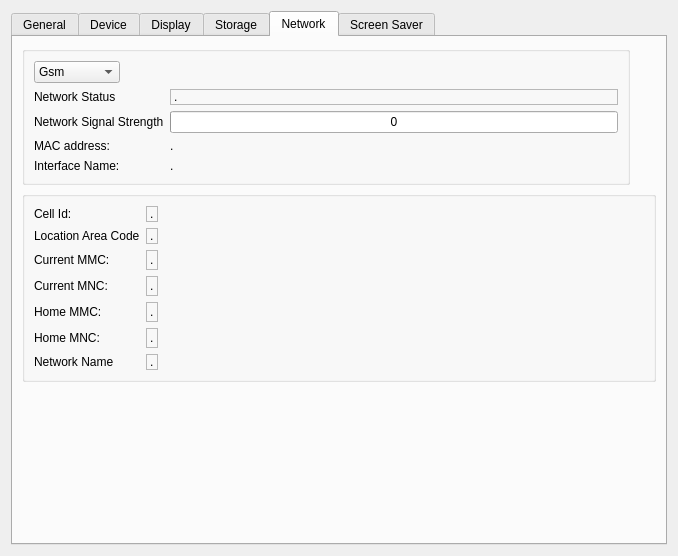
This is examples/sysinfo/dialog.ui in qtproject/qt-mobility as Qt 5 draws it before an edit. The edited form follows.
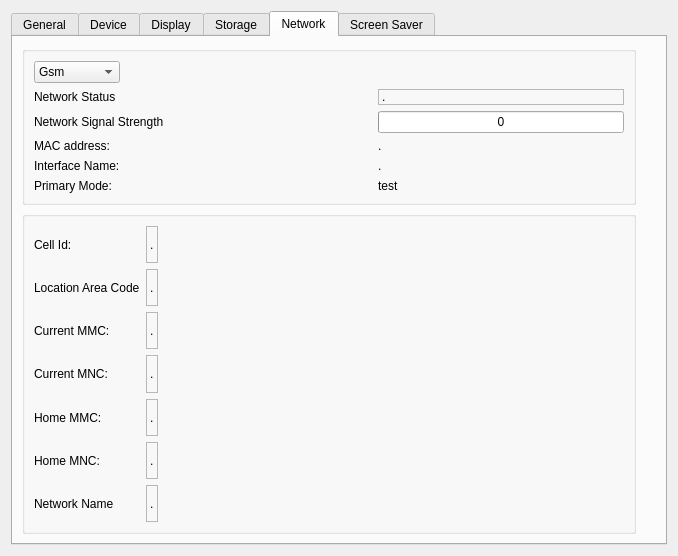
This is the edited form. The open tabs and pages were chosen to show the change.

Commit message: add networkmodechanged signal

What changed in the file:
```diff
--- a/examples/sysinfo/dialog.ui
+++ b/examples/sysinfo/dialog.ui
@@ -520,13 +520,13 @@
       <attribute name="title">
        <string>Network</string>
       </attribute>
-      <layout class="QGridLayout" name="gridLayout_3">
+      <layout class="QGridLayout" name="gridLayout_4">
        <item row="0" column="0">
         <widget class="QGroupBox" name="groupBox_5">
          <property name="title">
           <string/>
          </property>
-         <layout class="QGridLayout" name="gridLayout_15">
+         <layout class="QGridLayout" name="gridLayout_3">
           <item row="0" column="0">
            <widget class="QComboBox" name="netStatusComboBox">
             <item>
@@ -561,7 +561,7 @@
             </item>
            </widget>
           </item>
-          <item row="0" column="1" colspan="2">
+          <item row="0" column="1">
            <spacer name="horizontalSpacer_10">
             <property name="orientation">
              <enum>Qt::Horizontal</enum>
@@ -639,10 +639,24 @@
             </property>
            </widget>
           </item>
+          <item row="5" column="0" colspan="2">
+           <widget class="QLabel" name="label">
+            <property name="text">
+             <string>Primary Mode:</string>
+            </property>
+           </widget>
+          </item>
+          <item row="5" column="2">
+           <widget class="QLabel" name="primaryModeLabel">
+            <property name="text">
+             <string>test</string>
+            </property>
+           </widget>
+          </item>
          </layout>
         </widget>
        </item>
-       <item row="1" column="0" colspan="2">
+       <item row="1" column="0">
         <widget class="QGroupBox" name="groupBox_6">
          <property name="title">
           <string/>
@@ -843,7 +857,7 @@
          </layout>
         </widget>
        </item>
-       <item row="2" column="1">
+       <item row="1" column="1">
         <spacer name="verticalSpacer_5">
          <property name="orientation">
           <enum>Qt::Vertical</enum>
```
Left out of the diff: 6 changed lines with no effect on the pictures. The commit also changes 2 other files.
